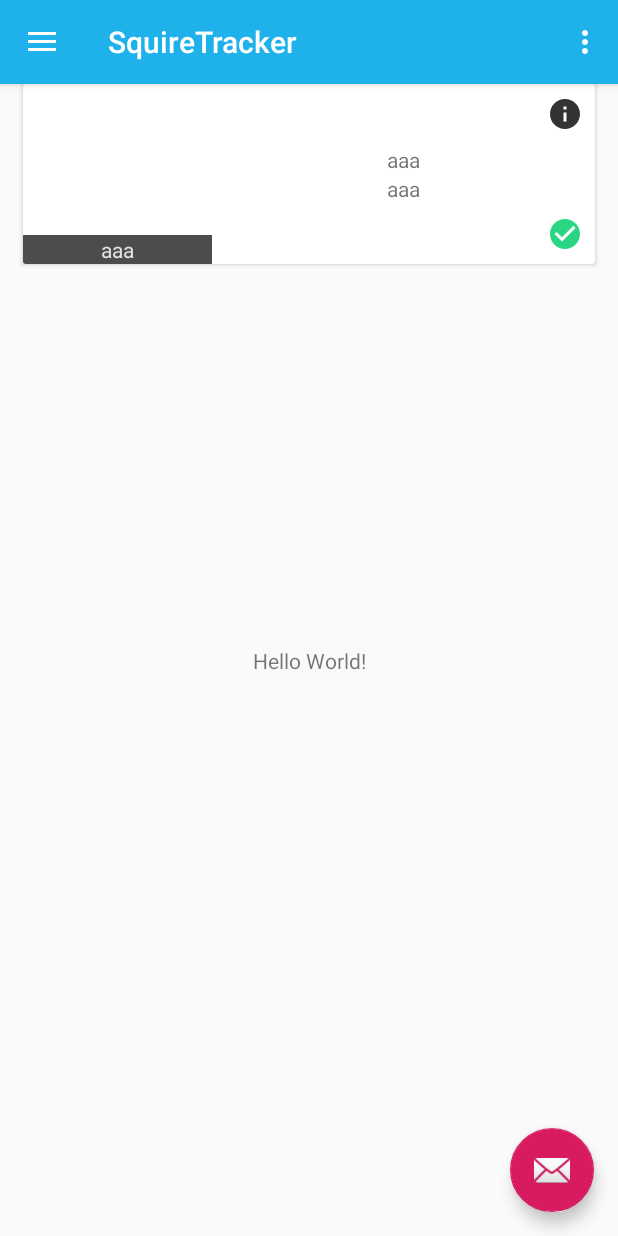
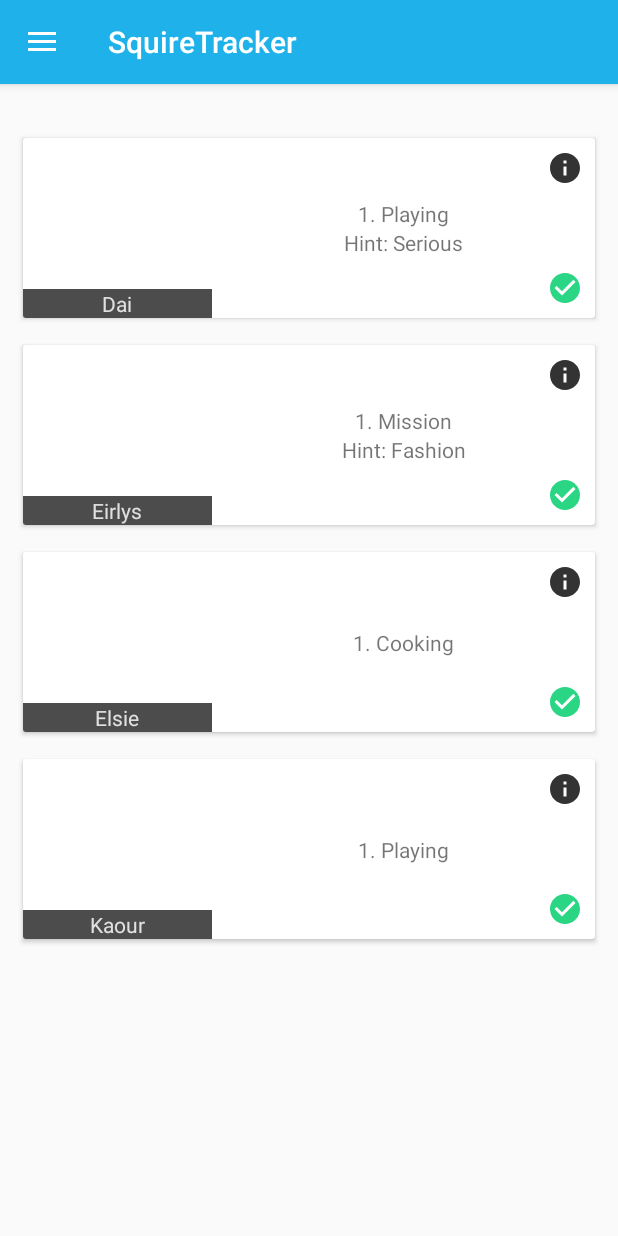
Before and after one commit to mgangulo/SquireTrackerAndroid, an Android app: the screen it shows after launch (MainActivity), on a phone screen of 412 x 824 dp. Run offline under Robolectric (Android 15) with nearby library versions, the phone set to English and light mode, and no system bars.

Commit message:
Polishing and adding it to main activity

```diff
--- a/app/src/main/java/com/mabinogifanmade/squiretracker/MainActivity.kt
+++ b/app/src/main/java/com/mabinogifanmade/squiretracker/MainActivity.kt
@@ -11,6 +11,9 @@
 import androidx.appcompat.app.AppCompatActivity
 import androidx.appcompat.widget.Toolbar
 import android.view.Menu
+import androidx.recyclerview.widget.RecyclerView
+import com.mabinogifanmade.squiretracker.adapters.MiniSquireAdapter
+import com.mabinogifanmade.squiretracker.squiredata.Squire
 
 class MainActivity : AppCompatActivity(), NavigationView.OnNavigationItemSelectedListener {
 
@@ -21,11 +24,6 @@
         val toolbar: Toolbar = findViewById(R.id.toolbar)
         setSupportActionBar(toolbar)
 
-        val fab: FloatingActionButton = findViewById(R.id.fab)
-        fab.setOnClickListener { view ->
-            Snackbar.make(view, "Replace with your own action", Snackbar.LENGTH_LONG)
-                .setAction("Action", null).show()
-        }
         val drawerLayout: DrawerLayout = findViewById(R.id.drawer_layout)
         val navView: NavigationView = findViewById(R.id.nav_view)
         val toggle = ActionBarDrawerToggle(
@@ -35,6 +33,9 @@
         toggle.syncState()
 
         navView.setNavigationItemSelectedListener(this)
+        val squireList:ArrayList<Squire> = arrayListOf(Squire.DAI,Squire.EIRLYS,Squire.ELSIE,Squire.KAOUR)
+        val recyclerView: RecyclerView = findViewById(R.id.squireRecyclerView)
+        recyclerView.adapter = MiniSquireAdapter(squireList,this)
     }
 
     override fun onBackPressed() {
@@ -48,7 +49,7 @@
 
     override fun onCreateOptionsMenu(menu: Menu): Boolean {
         // Inflate the menu; this adds items to the action bar if it is present.
-        menuInflater.inflate(R.menu.main, menu)
+        //menuInflater.inflate(R.menu.main, menu)
         return true
     }
 
--- a/app/src/main/java/com/mabinogifanmade/squiretracker/adapters/MiniSquireAdapter.kt
+++ b/app/src/main/java/com/mabinogifanmade/squiretracker/adapters/MiniSquireAdapter.kt
@@ -14,7 +14,7 @@
 class MiniSquireAdapter(val squireList: ArrayList<Squire>, val context: Context) :
     RecyclerView.Adapter<MiniViewHolder>() {
     override fun onCreateViewHolder(parent: ViewGroup, viewType: Int): MiniViewHolder {
-        return MiniViewHolder(LayoutInflater.from(parent.context).inflate(R.layout.mini_squire_item, parent));
+        return MiniViewHolder(LayoutInflater.from(parent.context).inflate(R.layout.mini_squire_item, parent,false));
     }
 
     override fun getItemCount(): Int {
@@ -23,7 +23,7 @@
 
     override fun onBindViewHolder(holder: MiniViewHolder, position: Int) {
         val squire: Squire = squireList[position]
-        holder.nameSquire.text = squire.name
+        holder.nameSquire.text = squire.squireName
         holder.sequence.text = context.getString(
             R.string.number_sequence,
             1, ConversationUtils.translateAbv(squire.sequenceConvo[0]))
--- a/app/src/main/res/layout/app_bar_main.xml
+++ b/app/src/main/res/layout/app_bar_main.xml
@@ -23,12 +23,4 @@
 
     <include layout="@layout/content_main"/>
 
-    <com.google.android.material.floatingactionbutton.FloatingActionButton
-            android:id="@+id/fab"
-            android:layout_width="wrap_content"
-            android:layout_height="wrap_content"
-            android:layout_gravity="bottom|end"
-            android:layout_margin="@dimen/fab_margin"
-            app:srcCompat="@android:drawable/ic_dialog_email"/>
-
 </androidx.coordinatorlayout.widget.CoordinatorLayout>
--- a/app/src/main/res/layout/content_main.xml
+++ b/app/src/main/res/layout/content_main.xml
@@ -9,15 +9,15 @@
         tools:showIn="@layout/app_bar_main"
         tools:context=".MainActivity">
 
-    <include layout="@layout/mini_squire_item"></include>
 
-    <TextView
-            android:layout_width="wrap_content"
-            android:layout_height="wrap_content"
-            android:text="Hello World!"
-            app:layout_constraintBottom_toBottomOf="parent"
-            app:layout_constraintLeft_toLeftOf="parent"
-            app:layout_constraintRight_toRightOf="parent"
-            app:layout_constraintTop_toTopOf="parent"/>
+    <androidx.recyclerview.widget.RecyclerView
+        android:layout_width="match_parent"
+        android:layout_height="match_parent"
+        android:layout_marginTop="@dimen/top_margin"
+        android:id="@+id/squireRecyclerView"
+        app:layoutManager="androidx.recyclerview.widget.LinearLayoutManager"
+        android:orientation="vertical">
+
+    </androidx.recyclerview.widget.RecyclerView>
 
 </androidx.constraintlayout.widget.ConstraintLayout>
--- a/app/src/main/res/layout/mini_squire_item.xml
+++ b/app/src/main/res/layout/mini_squire_item.xml
@@ -5,7 +5,8 @@
     android:layout_width="match_parent"
     android:layout_height="wrap_content"
     android:layout_marginStart="@dimen/side_margin"
-    android:layout_marginEnd="@dimen/side_margin">
+    android:layout_marginEnd="@dimen/side_margin"
+    android:layout_marginTop="@dimen/top_margin">
 
     <androidx.constraintlayout.widget.ConstraintLayout
         android:layout_width="match_parent"
@@ -85,14 +86,16 @@
             android:id="@+id/sequenceText"
             android:layout_width="wrap_content"
             android:layout_height="wrap_content"
-            android:text="aaa"/>
+            android:text="aaa"
+            android:layout_centerHorizontal="true"/>
 
         <TextView
             android:id="@+id/hintText"
             android:layout_width="wrap_content"
             android:layout_height="wrap_content"
             android:text="aaa"
-            android:layout_below="@id/sequenceText"/>
+            android:layout_below="@id/sequenceText"
+            android:layout_centerHorizontal="true"/>
         </RelativeLayout>
 
         <ImageButton
```
